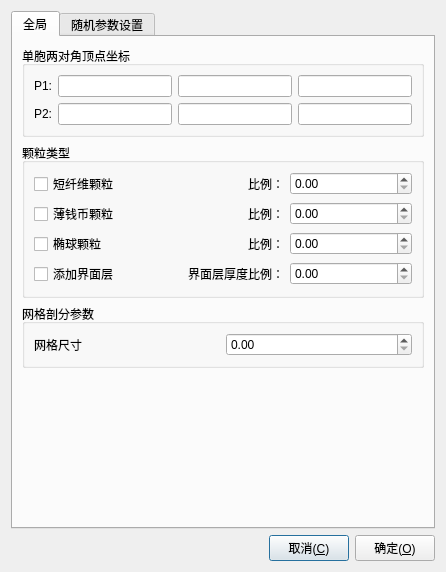
This is forms/setcelldialog.ui in lyq105/mscs as Qt 5 draws it before an edit. The edited form follows.
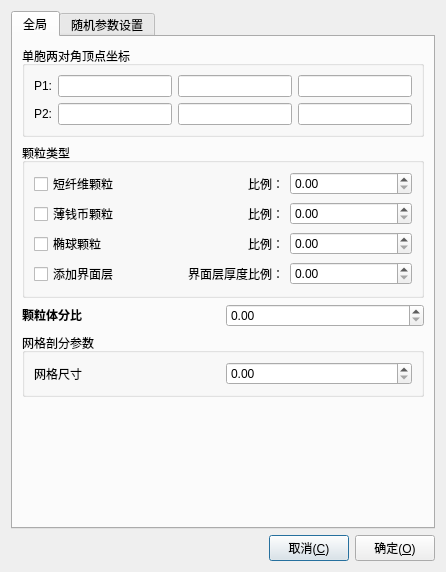
This is the edited form. The open tabs and pages were chosen to show the change. Icons and pictures are not drawn.

Diff of the .ui file:
```diff
--- a/forms/setcelldialog.ui
+++ b/forms/setcelldialog.ui
@@ -201,6 +201,20 @@
          <zorder></zorder>
         </widget>
        </item>
+       <item>
+        <layout class="QHBoxLayout" name="horizontalLayout_7">
+         <item>
+          <widget class="QLabel" name="label_3">
+           <property name="text">
+            <string>&lt;html&gt;&lt;head/&gt;&lt;body&gt;&lt;p&gt;&lt;span style=&quot; font-weight:600;&quot;&gt;颗粒体分比&lt;/span&gt;&lt;/p&gt;&lt;/body&gt;&lt;/html&gt;</string>
+           </property>
+          </widget>
+         </item>
+         <item>
+          <widget class="QDoubleSpinBox" name="dsb_volume_ratio"/>
+         </item>
+        </layout>
+       </item>
        <item>
         <widget class="QGroupBox" name="groupBox_7">
          <property name="title">
```
Left out of the diff: 100 changed lines with no effect on the pictures.
